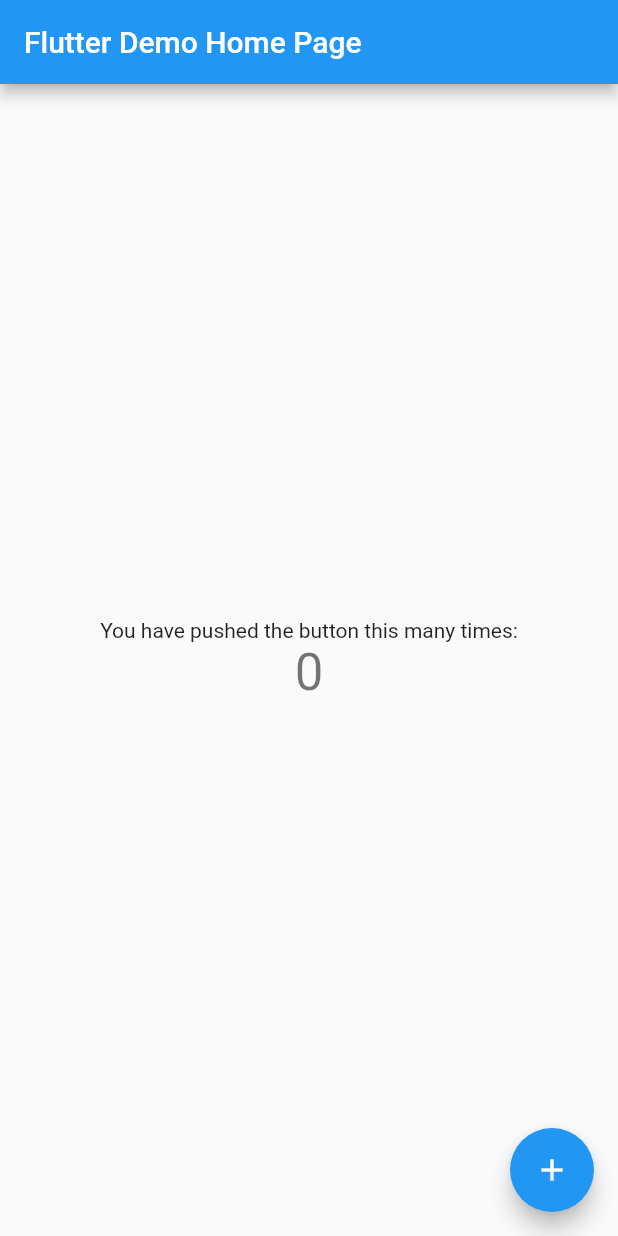
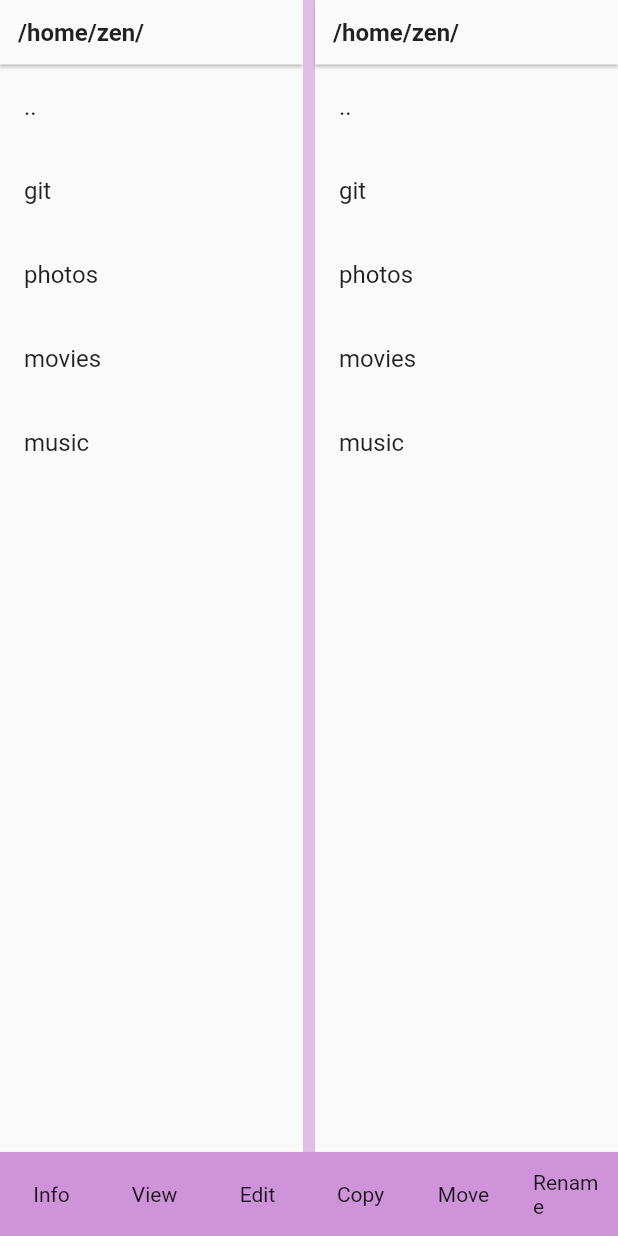
Before and after one commit to swipelab/ncx, a Flutter app: the screen it shows after launch, on a phone screen of 412 x 824 dp. Run offline on Flutter 3.47's test engine with Material 2 defaults, Android fonts, the phone set to English and light mode, and no system bars.

Commit message:
red pills

```diff
--- a/lib/main.dart
+++ b/lib/main.dart
@@ -1,7 +1,26 @@
 import 'package:flutter/material.dart';
+import 'package:flutter/rendering.dart';
 
 void main() {
   runApp(MyApp());
+}
+
+class File {
+  File({this.name});
+
+  final String name;
+}
+
+class Action {
+  Action({this.name});
+
+  final String name;
+}
+
+class Path {
+  Path({this.name});
+
+  final String name;
 }
 
 class MyApp extends StatelessWidget {
@@ -11,107 +30,142 @@
     return MaterialApp(
       title: 'Flutter Demo',
       theme: ThemeData(
-        // This is the theme of your application.
-        //
-        // Try running your application with "flutter run". You'll see the
-        // application has a blue toolbar. Then, without quitting the app, try
-        // changing the primarySwatch below to Colors.green and then invoke
-        // "hot reload" (press "r" in the console where you ran "flutter run",
-        // or simply save your changes to "hot reload" in a Flutter IDE).
-        // Notice that the counter didn't reset back to zero; the application
-        // is not restarted.
         primarySwatch: Colors.blue,
-        // This makes the visual density adapt to the platform that you run
-        // the app on. For desktop platforms, the controls will be smaller and
-        // closer together (more dense) than on mobile platforms.
         visualDensity: VisualDensity.adaptivePlatformDensity,
       ),
-      home: MyHomePage(title: 'Flutter Demo Home Page'),
+      home: Main(),
     );
   }
 }
 
-class MyHomePage extends StatefulWidget {
-  MyHomePage({Key key, this.title}) : super(key: key);
-
-  // This widget is the home page of your application. It is stateful, meaning
-  // that it has a State object (defined below) that contains fields that affect
-  // how it looks.
-
-  // This class is the configuration for the state. It holds the values (in this
-  // case the title) provided by the parent (in this case the App widget) and
-  // used by the build method of the State. Fields in a Widget subclass are
-  // always marked "final".
-
-  final String title;
-
+class Main extends StatefulWidget {
   @override
-  _MyHomePageState createState() => _MyHomePageState();
+  _MainState createState() => _MainState();
 }
 
-class _MyHomePageState extends State<MyHomePage> {
-  int _counter = 0;
-
-  void _incrementCounter() {
-    setState(() {
-      // This call to setState tells the Flutter framework that something has
-      // changed in this State, which causes it to rerun the build method below
-      // so that the display can reflect the updated values. If we changed
-      // _counter without calling setState(), then the build method would not be
-      // called again, and so nothing would appear to happen.
-      _counter++;
-    });
-  }
+class _MainState extends State<Main> {
+  final List<Action> actions = [
+    Action(name: 'Info'),
+    Action(name: 'View'),
+    Action(name: 'Edit'),
+    Action(name: 'Copy'),
+    Action(name: 'Move'),
+    Action(name: 'Rename'),
+  ];
 
   @override
   Widget build(BuildContext context) {
-    // This method is rerun every time setState is called, for instance as done
-    // by the _incrementCounter method above.
-    //
-    // The Flutter framework has been optimized to make rerunning build methods
-    // fast, so that you can just rebuild anything that needs updating rather
-    // than having to individually change instances of widgets.
     return Scaffold(
-      appBar: AppBar(
-        // Here we take the value from the MyHomePage object that was created by
-        // the App.build method, and use it to set our appbar title.
-        title: Text(widget.title),
-      ),
-      body: Center(
-        // Center is a layout widget. It takes a single child and positions it
-        // in the middle of the parent.
+      body: Container(
         child: Column(
-          // Column is also a layout widget. It takes a list of children and
-          // arranges them vertically. By default, it sizes itself to fit its
-          // children horizontally, and tries to be as tall as its parent.
-          //
-          // Invoke "debug painting" (press "p" in the console, choose the
-          // "Toggle Debug Paint" action from the Flutter Inspector in Android
-          // Studio, or the "Toggle Debug Paint" command in Visual Studio Code)
-          // to see the wireframe for each widget.
-          //
-          // Column has various properties to control how it sizes itself and
-          // how it positions its children. Here we use mainAxisAlignment to
-          // center the children vertically; the main axis here is the vertical
-          // axis because Columns are vertical (the cross axis would be
-          // horizontal).
-          mainAxisAlignment: MainAxisAlignment.center,
-          children: <Widget>[
-            Text(
-              'You have pushed the button this many times:',
+          children: [
+            Expanded(
+              child: Row(
+                children: [
+                  Expanded(child: Pane(path: Path(name: '/home/zen/'))),
+                  Container(color: Colors.purple.shade100, width: 8),
+                  Expanded(child: Pane(path: Path(name: '/home/zen/'))),
+                ],
+              ),
             ),
-            Text(
-              '$_counter',
-              style: Theme.of(context).textTheme.headline4,
+            Material(
+              elevation: 1,
+              color: Colors.purple.shade200,
+              child: Row(
+                mainAxisAlignment: MainAxisAlignment.spaceEvenly,
+                children: actions
+                    .map((e) => Expanded(
+                          child: ActionButton(
+                            action: e,
+                          ),
+                        ))
+                    .toList(),
+              ),
             ),
           ],
         ),
       ),
-      floatingActionButton: FloatingActionButton(
-        onPressed: _incrementCounter,
-        tooltip: 'Increment',
-        child: Icon(Icons.add),
-      ), // This trailing comma makes auto-formatting nicer for build methods.
     );
   }
 }
+
+class ActionButton extends StatelessWidget {
+  ActionButton({this.action});
+
+  final Action action;
+
+  @override
+  Widget build(BuildContext context) {
+    return InkWell(
+      onTap: () {},
+      child: Padding(
+        padding: const EdgeInsets.all(12),
+        child: Center(child: Text(action.name)),
+      ),
+    );
+  }
+}
+
+class Pane extends StatefulWidget {
+  Pane({this.path});
+
+  final Path path;
+
+  @override
+  _PaneState createState() => _PaneState();
+}
+
+class _PaneState extends State<Pane> {
+  List<File> files = [
+    File(name: '..'),
+    File(name: 'git'),
+    File(name: 'photos'),
+    File(name: 'movies'),
+    File(name: 'music'),
+  ];
+
+  @override
+  Widget build(BuildContext context) {
+    return Column(
+      crossAxisAlignment: CrossAxisAlignment.stretch,
+      children: [
+        Material(
+          elevation: 1,
+          child: Container(
+            padding: EdgeInsets.all(12),
+            child: Text(
+              widget.path.name,
+              style: TextStyle(
+                fontSize: 16,
+                fontWeight: FontWeight.w700,
+              ),
+            ),
+          ),
+        ),
+        Expanded(
+            child: ListView.builder(
+                itemBuilder: (context, index) => FileTile(file: files[index]),
+                itemCount: files.length))
+      ],
+    );
+  }
+}
+
+class FileTile extends StatefulWidget {
+  FileTile({this.file});
+
+  final File file;
+
+  @override
+  _FileTileState createState() => _FileTileState();
+}
+
+class _FileTileState extends State<FileTile> {
+  @override
+  Widget build(BuildContext context) {
+    return ListTile(
+      title: Text(widget.file.name),
+      onTap: () {},
+    );
+  }
+}
```
